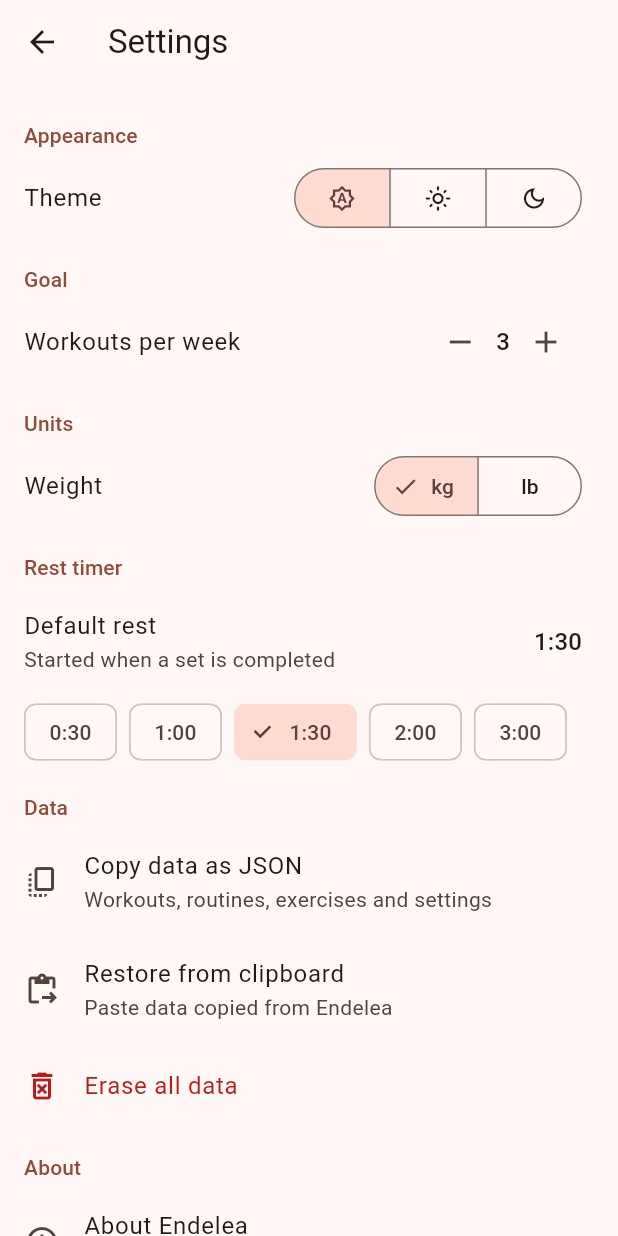
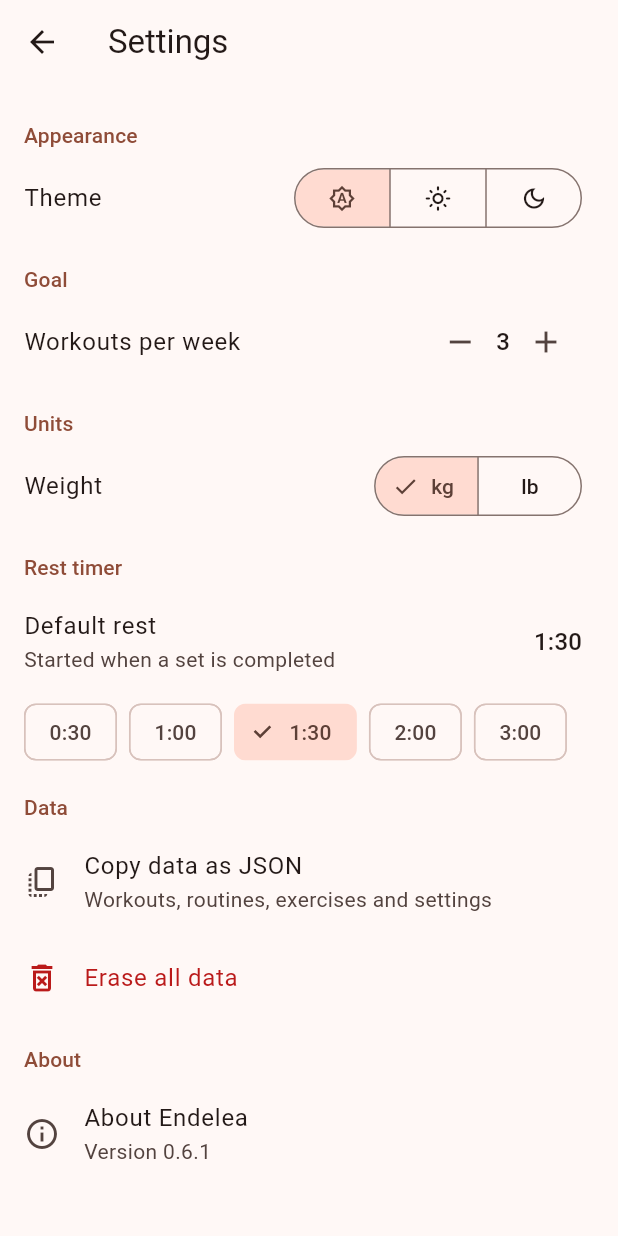
Before and after one commit to lordyhas/endelea, a Flutter app: the SettingsScreen screen opened directly, on a phone screen of 412 x 824 dp. Run offline on Flutter 3.47's test engine with Material 3 defaults, Android fonts, the phone set to English and light mode, and no system bars.

Commit message:
chore: remove restoring data from the clipboard

```diff
--- a/lib/screens/settings_screen.dart
+++ b/lib/screens/settings_screen.dart
@@ -28,35 +28,6 @@ class SettingsScreen extends StatelessWidget {
     await Clipboard.setData(ClipboardData(text: json));
     if (!context.mounted) return;
     showMessage(context, 'Data copied as JSON');
-  }
-
-  Future<void> _pasteData(BuildContext context) async {
-    final clip = await Clipboard.getData(Clipboard.kTextPlain);
-    if (!context.mounted) return;
-    final ExportedData data;
-    try {
-      data = parseExport(clip?.text ?? '');
-    } on FormatException {
-      showMessage(context, 'The clipboard does not hold Endelea data');
-      return;
-    }
-    final confirmed = await confirm(
-      context,
-      title: 'Restore data?',
-      message:
-          '${data.history.length} workouts and ${data.routines.length} '
-          'routines will replace your current data.',
-      action: 'Restore',
-    );
-    if (!confirmed || !context.mounted) return;
-    restoreData(
-      data,
-      workouts: StoreScope.of(context),
-      settings: SettingsScope.of(context),
-      exercises: ExerciseScope.of(context),
-      templates: TemplateScope.of(context),
-    );
-    showMessage(context, 'Data restored');
   }
 
   Future<void> _eraseAll(BuildContext context) async {
@@ -187,12 +158,6 @@ class SettingsScreen extends StatelessWidget {
             onTap: () => _copyData(context),
           ),
           ListTile(
-            leading: const Icon(Icons.content_paste_go_outlined),
-            title: const Text('Restore from clipboard'),
-            subtitle: const Text('Paste data copied from Endelea'),
-            onTap: () => _pasteData(context),
-          ),
-          ListTile(
             leading: Icon(
               Icons.delete_forever_outlined,
               color: theme.colorScheme.error,
```
